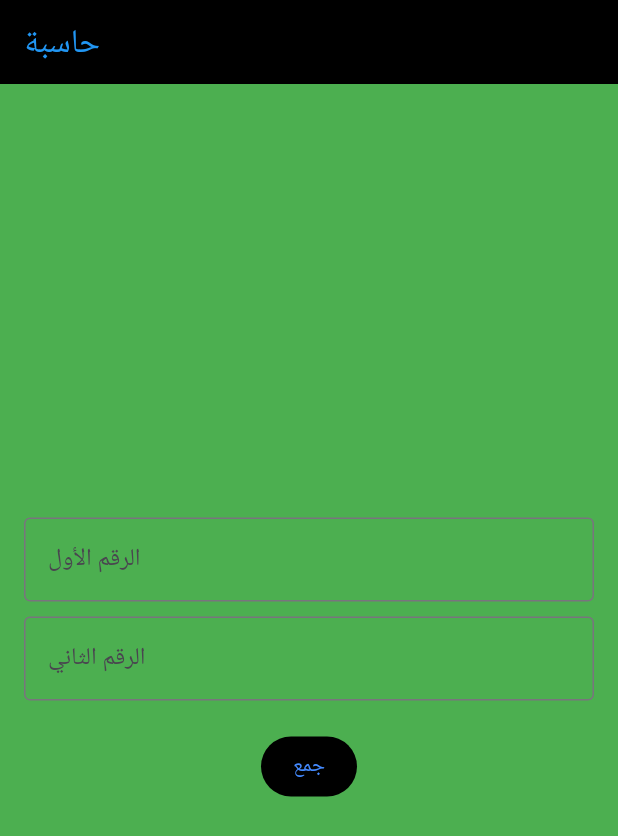
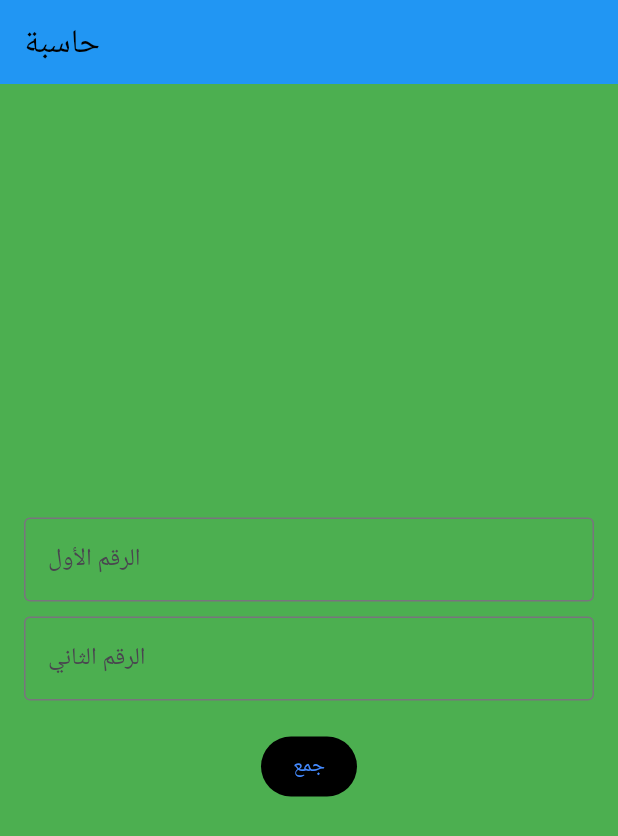
Before and after one commit to MishalTouhiri/MyAp, a Flutter app: the screen it shows after launch, on a phone screen of 412 x 824 dp. Shown: the top 836 px of the screen. Run offline on Flutter 3.47's test engine with Material 3 defaults, Android fonts, the phone set to English and light mode, and no system bars.

Commit message:
Update main.dart
Color change

```diff
--- a/lib/main.dart
+++ b/lib/main.dart
@@ -45,9 +45,9 @@ class _CalculatorPageState extends State<Calculator> {
       appBar: AppBar(
         title: Text(
           'حاسبة',
-          style: TextStyle(color: Colors.blue),
+          style: TextStyle(color: Colors.black),
         ),
-        backgroundColor: Colors.black,
+        backgroundColor: Colors.blue,
       ),
       body: Container(
         color: Colors.green,
```
